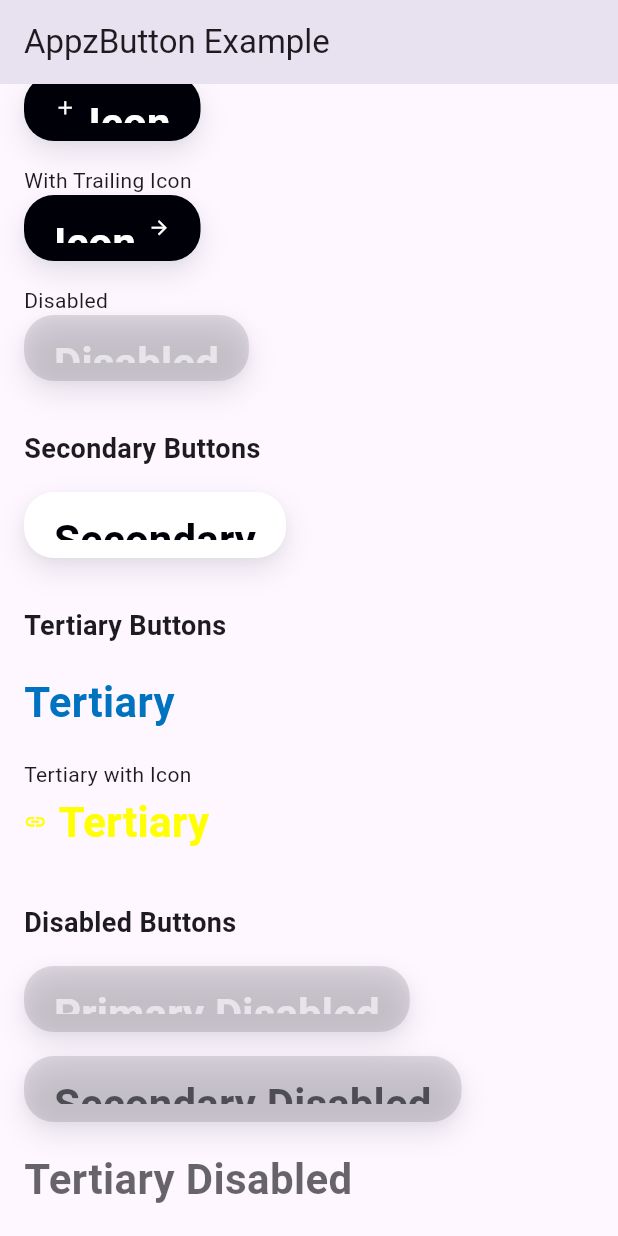
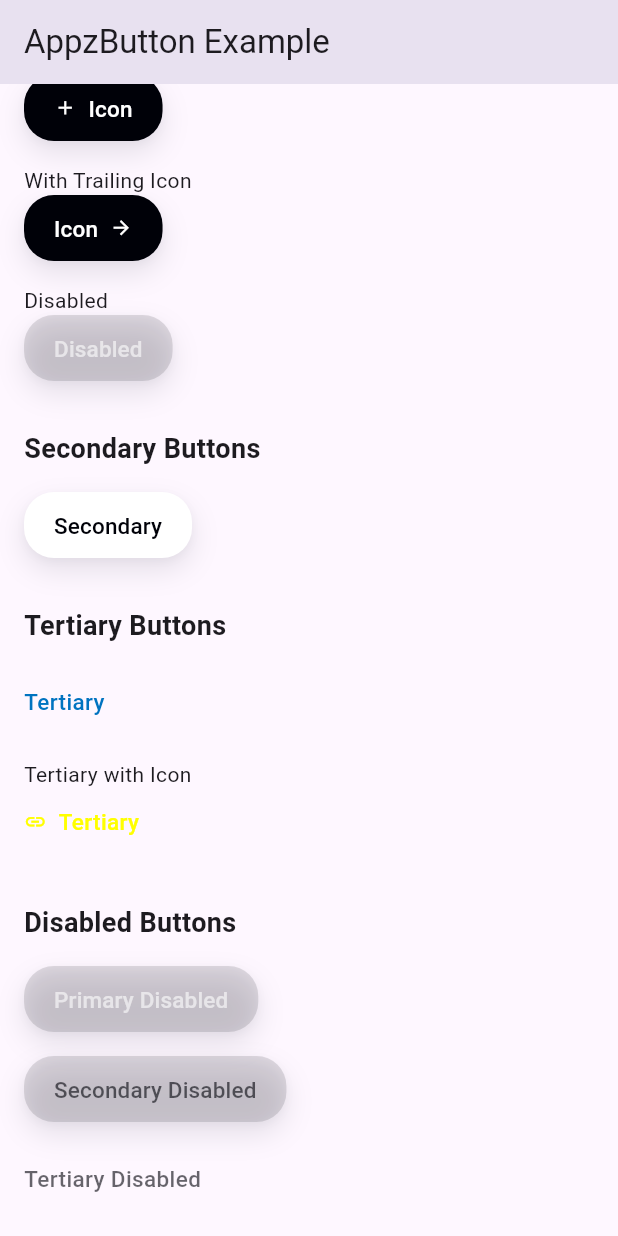
Before and after one commit to JeswanthM26/Flutter_base_Project, a Flutter app: the screen it shows after launch, scrolled down 236 dp, on a phone screen of 412 x 824 dp. Run offline on Flutter 3.47's test engine with Material 3 defaults, Android fonts, the phone set to English and light mode, and no system bars; our stand-ins replace go_router.

Commit message:
changed text in button

```diff
--- a/lib/ui/components/appz_button.dart
+++ b/lib/ui/components/appz_button.dart
@@ -138,8 +138,8 @@ class _AppzButtonState extends State<AppzButton> {
       content.add(CustomText(
         label: widget.label,
         color: txtColor,
-        fontWeight: ApzFontWeight.titlesSemibold,
-        fontSize: 28,
+        fontWeight: ApzFontWeight.buttonTextMedium,
+        fontSize: fontSize,
       ));
       if (widget.iconTrailing != null) {
         content.add(Padding(
```
